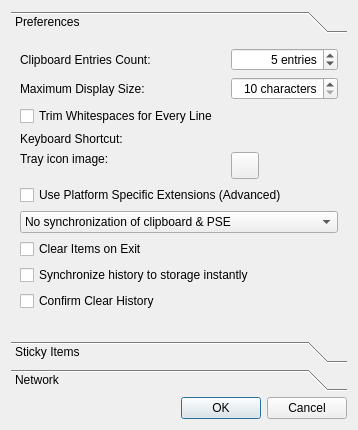
Qt form src/qlipperpreferencesdialog.ui (pvanek/qlipper) before a commit.
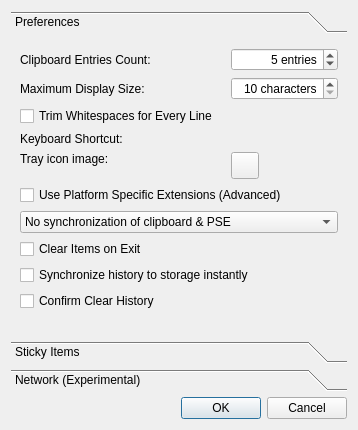
The same form after that commit. Custom widgets are drawn as their Qt base class.

Commit message: display networking support as experimental

The edit to the form file:
```diff
--- a/src/qlipperpreferencesdialog.ui
+++ b/src/qlipperpreferencesdialog.ui
@@ -313,7 +313,7 @@
        </rect>
       </property>
       <attribute name="label">
-       <string>Network</string>
+       <string>Network (Experimental)</string>
       </attribute>
       <layout class="QGridLayout" name="gridLayout_4">
        <item row="0" column="0" colspan="2">
```
